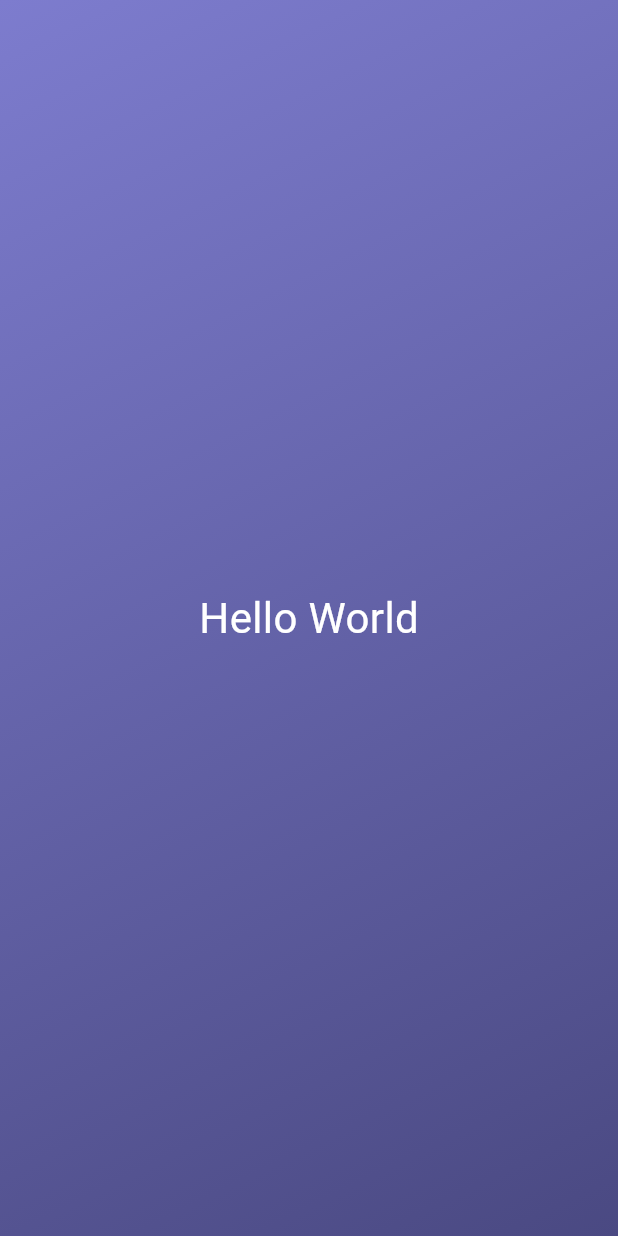
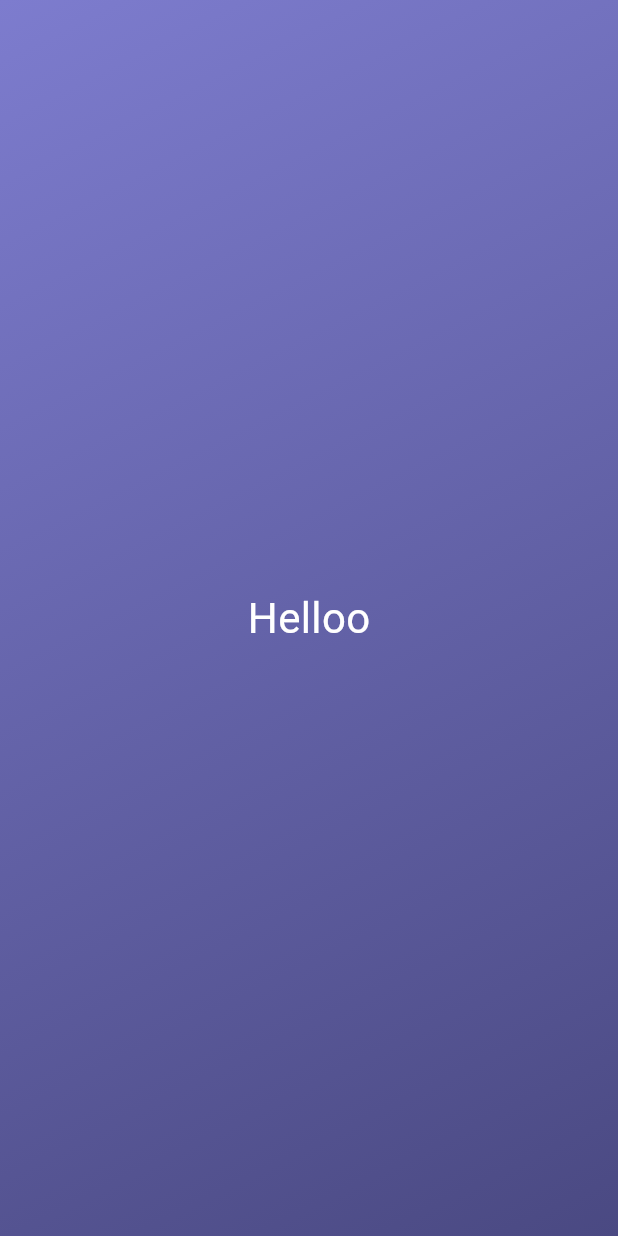
Before and after one commit to ahmedsilinii/roll_dice, a Flutter app: the screen it shows after launch, on a phone screen of 412 x 824 dp. Run offline on Flutter 3.47's test engine with Material 3 defaults, Android fonts, the phone set to English and light mode, and no system bars.

Commit message:
modified StyledText widget and added a variable text

```diff
--- a/lib/gradient_container.dart
+++ b/lib/gradient_container.dart
@@ -1,5 +1,8 @@
 import 'package:flutter/material.dart';
 import 'package:roll_dice/styled_text.dart';
+
+const startAlignment = Alignment.topLeft;
+const endAlignment = Alignment.bottomRight;
 
 class GradientContainer extends StatelessWidget {
   const GradientContainer({super.key});
@@ -9,8 +12,8 @@ class GradientContainer extends StatelessWidget {
     return Container(
       decoration: const BoxDecoration(
         gradient: LinearGradient(
-          begin: Alignment.topLeft,
-          end: Alignment.bottomRight,
+          begin: startAlignment,
+          end: endAlignment,
           colors: [
             Color.fromARGB(255, 125, 124, 206),
             Color.fromARGB(255, 74, 73, 130),
@@ -18,7 +21,7 @@ class GradientContainer extends StatelessWidget {
         ),
       ),
       child: Center(
-        child: StyledText(),
+        child: StyledText('Helloo'),
       ),
     );
   }
--- a/lib/styled_text.dart
+++ b/lib/styled_text.dart
@@ -1,11 +1,15 @@
 import 'package:flutter/material.dart';
 
 class StyledText extends StatelessWidget {
+  StyledText(this.text, {super.key});
+
+  String text;
+
   @override
   Widget build(BuildContext context) {
-    return const Text(
-      'Hello World',
-      style: TextStyle(
+    return Text(
+      text,
+      style: const TextStyle(
         color: Colors.white,
         fontSize: 28,
       ),
```
